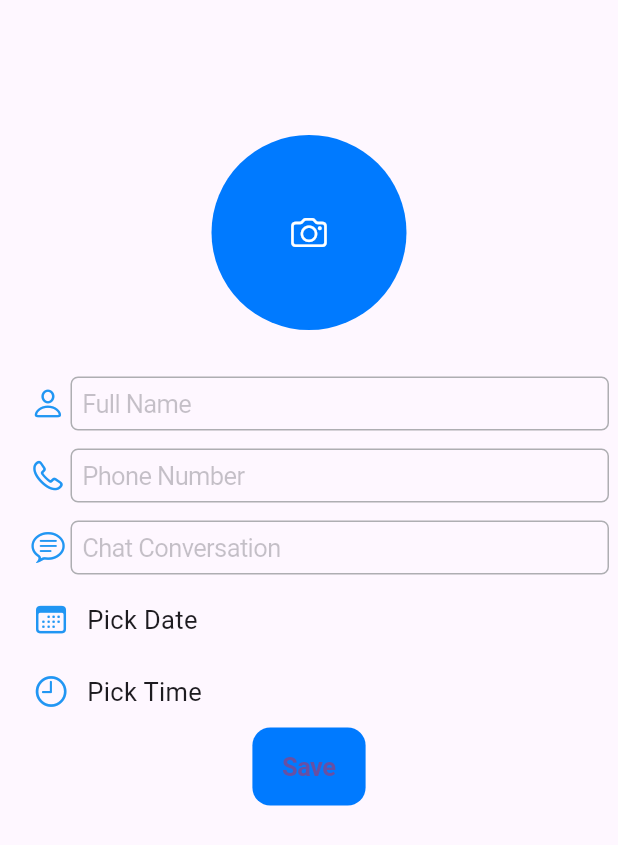
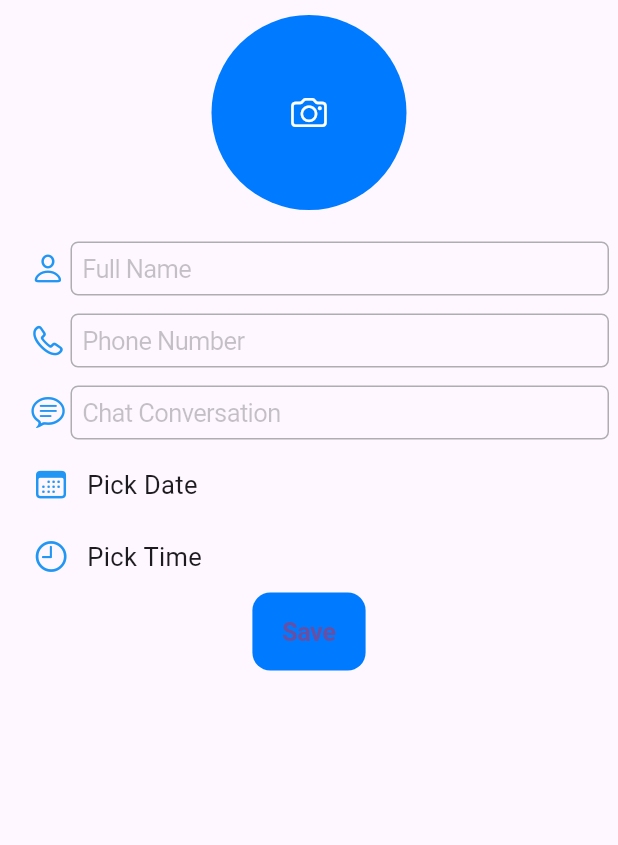
Before and after one commit to Prafulpatnecha/platform_converter_app, a Flutter app: what firstPageColumn() shows on an empty page, opened directly, on a phone screen of 412 x 824 dp. Shown: the top 845 px of the screen. Run offline on Flutter 3.47's test engine with Material 3 defaults, Android fonts, the phone set to English and light mode, and no system bars; our stand-ins replace firebase_core, get, image_picker, shared_preferences; accounts and stored records are empty.

Commit message:
15:10:24

```diff
--- a/lib/view/home/home_page.dart
+++ b/lib/view/home/home_page.dart
@@ -58,6 +58,7 @@ class HomePage extends StatelessWidget {
                 body: CupertinoTabView(
                   builder: (BuildContext context) => CupertinoPageScaffold(
                     navigationBar: CupertinoNavigationBar(
+                      backgroundColor: (homeGetController.themeSetting.value!=true)?CupertinoColors.systemGrey5:CupertinoColors.darkBackgroundGray,
                       trailing: CupertinoSwitch(
                         value: platformController.platformControlling.value,
                         onChanged: (value) {
@@ -65,7 +66,7 @@ class HomePage extends StatelessWidget {
                               platformController.platformControlling);
                         },
                       ),
-                      middle: const Text("Platform Converter"),
+                      middle: Text("Platform Converter",style: TextStyle(color: (homeGetController.themeSetting.value!=true)?CupertinoColors.black:CupertinoColors.white,),),
                     ),
                     child: iosPageList[indexSet],
                   ),
@@ -234,7 +235,7 @@ Widget fourPageSettingColumn() {
     () => Column(
       children: [
         SizedBox(
-          height: 80,
+          height: 10,
         ),
         iosSettingSetListTile(
           textSet: "Profile",
@@ -285,7 +286,7 @@ Widget firstPageColumn() {
   return Column(
     children: [
       SizedBox(
-        height: 90,
+        height: 10,
         width: double.infinity,
       ),
       GetBuilder<HomeGetController>(builder: (context) {
@@ -332,7 +333,7 @@ Widget firstPageColumn() {
               );
       }),
       SizedBox(
-        height: 25,
+        height: 15,
       ),
       createCupertinoTextFormFieldRow(
               textFind: "Full Name",
```
